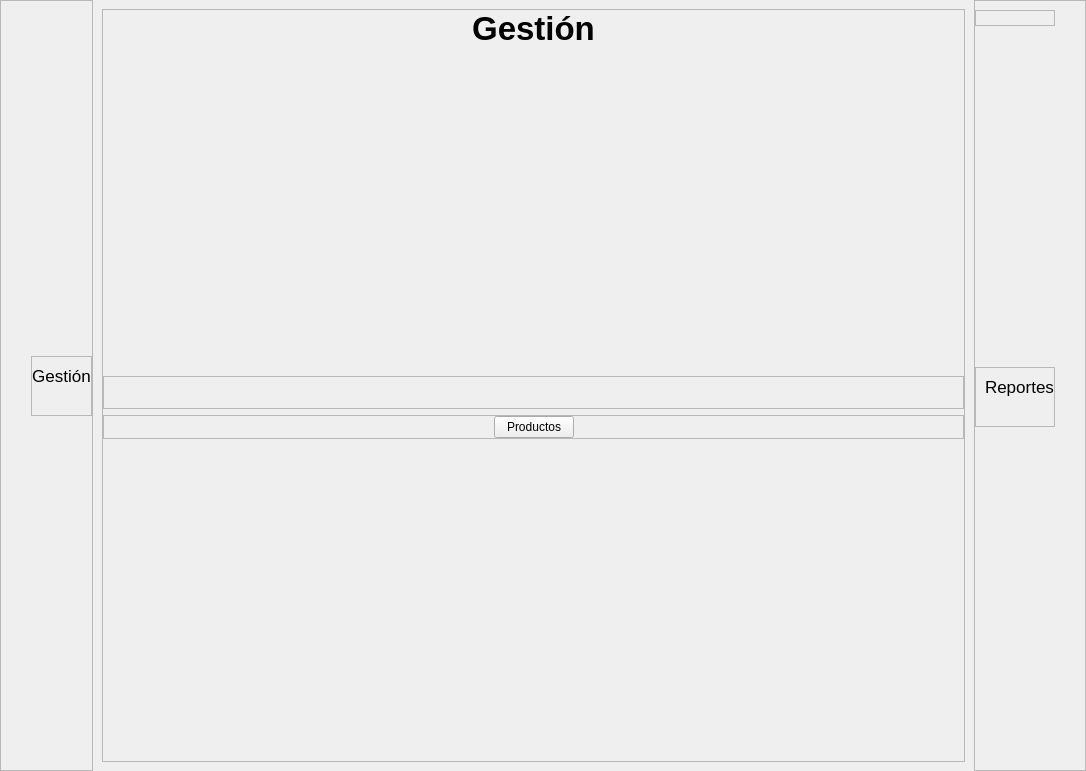
This is view/ui/main.ui in R0land013/blue-pos as Qt 5 draws it before an edit. The edited form follows.
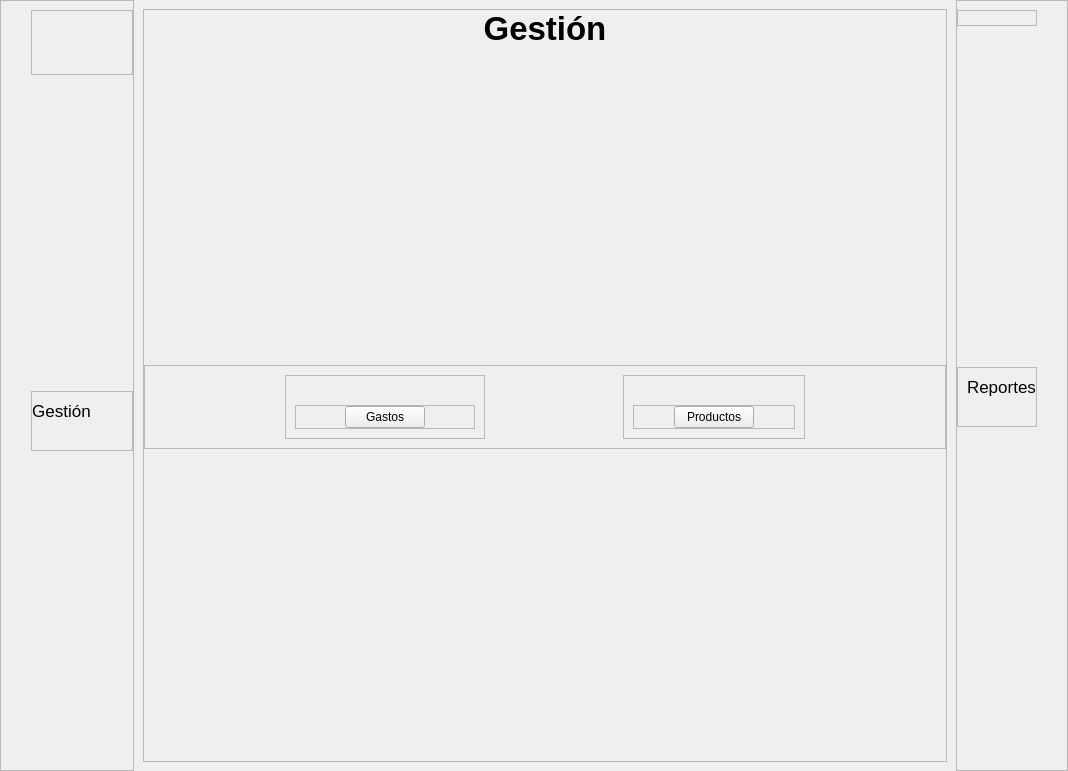
This is the edited form. Icons and pictures are not drawn.

Commit message:
Feat: Se puede acceder a la vista de gastos desde la vista principal
	Se creó el archivo ui que representa a la vista de gastos

What changed in the file:
```diff
--- a/view/ui/main.ui
+++ b/view/ui/main.ui
@@ -6,7 +6,7 @@
    <rect>
     <x>0</x>
     <y>0</y>
-    <width>1086</width>
+    <width>1068</width>
     <height>771</height>
    </rect>
   </property>
@@ -50,6 +50,29 @@
       <property name="rightMargin">
        <number>0</number>
       </property>
+      <item>
+       <widget class="QFrame" name="frame_18">
+        <property name="minimumSize">
+         <size>
+          <width>102</width>
+          <height>65</height>
+         </size>
+        </property>
+        <property name="maximumSize">
+         <size>
+          <width>102</width>
+          <height>65</height>
+         </size>
+        </property>
+        <property name="frameShape">
+         <enum>QFrame::StyledPanel</enum>
+        </property>
+        <property name="frameShadow">
+         <enum>QFrame::Raised</enum>
+        </property>
+        <layout class="QHBoxLayout" name="horizontalLayout_13"/>
+       </widget>
+      </item>
       <item>
        <spacer name="verticalSpacer_8">
         <property name="orientation">
@@ -230,31 +253,69 @@
            </spacer>
           </item>
           <item>
-           <widget class="QFrame" name="frame_5">
-            <property name="mouseTracking">
-             <bool>true</bool>
+           <widget class="QFrame" name="frame_14">
+            <property name="frameShape">
+             <enum>QFrame::StyledPanel</enum>
             </property>
+            <property name="frameShadow">
+             <enum>QFrame::Raised</enum>
+            </property>
+            <layout class="QHBoxLayout" name="horizontalLayout_11">
+             <item>
+              <spacer name="horizontalSpacer_5">
+               <property name="orientation">
+                <enum>Qt::Horizontal</enum>
+               </property>
+               <property name="sizeHint" stdset="0">
+                <size>
+                 <width>40</width>
+                 <height>20</height>
+                </size>
+               </property>
+              </spacer>
+             </item>
+             <item>
+              <widget class="QFrame" name="frame_15">
             <property name="frameShape">
              <enum>QFrame::StyledPanel</enum>
             </property>
             <property name="frameShadow">
              <enum>QFrame::Raised</enum>
             </property>
-            <layout class="QHBoxLayout" name="horizontalLayout_4">
-             <property name="leftMargin">
-              <number>0</number>
-             </property>
+               <layout class="QVBoxLayout" name="verticalLayout_8">
+                <item>
+                 <widget class="QLabel" name="label_7">
+                  <property name="sizePolicy">
+                   <sizepolicy hsizetype="Maximum" vsizetype="Maximum">
+                    <horstretch>0</horstretch>
+                    <verstretch>0</verstretch>
+                   </sizepolicy>
+                  </property>
+                  <property name="text">
+                   <string/>
+                  </property>
+                  <property name="pixmap">
+                   <pixmap>images/expense.png</pixmap>
+                  </property>
+                 </widget>
+                </item>
+                <item>
+                 <widget class="QFrame" name="frame_17">
+                  <property name="frameShape">
+                   <enum>QFrame::StyledPanel</enum>
+                  </property>
+                  <property name="frameShadow">
+                   <enum>QFrame::Raised</enum>
+                  </property>
+                  <layout class="QHBoxLayout" name="horizontalLayout_12">
              <property name="topMargin">
               <number>0</number>
              </property>
-             <property name="rightMargin">
-              <number>0</number>
-             </property>
              <property name="bottomMargin">
-              <number>11</number>
+                    <number>0</number>
              </property>
              <item>
-              <spacer name="horizontalSpacer">
+                    <spacer name="horizontalSpacer_6">
                <property name="orientation">
                 <enum>Qt::Horizontal</enum>
                </property>
@@ -266,6 +327,63 @@
                </property>
               </spacer>
              </item>
+                   <item>
+                    <widget class="QPushButton" name="expenses_button">
+                     <property name="sizePolicy">
+                      <sizepolicy hsizetype="Maximum" vsizetype="Maximum">
+                       <horstretch>0</horstretch>
+                       <verstretch>0</verstretch>
+                      </sizepolicy>
+                     </property>
+                     <property name="cursor">
+                      <cursorShape>PointingHandCursor</cursorShape>
+                     </property>
+                     <property name="text">
+                      <string>Gastos</string>
+                     </property>
+                    </widget>
+                   </item>
+                   <item>
+                    <spacer name="horizontalSpacer_7">
+                     <property name="orientation">
+                      <enum>Qt::Horizontal</enum>
+                     </property>
+                     <property name="sizeHint" stdset="0">
+                      <size>
+                       <width>40</width>
+                       <height>20</height>
+                      </size>
+                     </property>
+                    </spacer>
+                   </item>
+                  </layout>
+                 </widget>
+                </item>
+               </layout>
+              </widget>
+             </item>
+             <item>
+              <spacer name="horizontalSpacer_8">
+               <property name="orientation">
+                <enum>Qt::Horizontal</enum>
+               </property>
+               <property name="sizeHint" stdset="0">
+                <size>
+                 <width>40</width>
+                 <height>20</height>
+                </size>
+               </property>
+              </spacer>
+             </item>
+             <item>
+              <widget class="QFrame" name="frame_16">
+               <property name="frameShape">
+                <enum>QFrame::StyledPanel</enum>
+               </property>
+               <property name="frameShadow">
+                <enum>QFrame::Raised</enum>
+               </property>
+               <layout class="QVBoxLayout" name="verticalLayout_7">
              <item>
               <widget class="QLabel" name="label_3">
                <property name="sizePolicy">
@@ -286,22 +404,6 @@
               </widget>
              </item>
              <item>
-              <spacer name="horizontalSpacer_2">
-               <property name="orientation">
-                <enum>Qt::Horizontal</enum>
-               </property>
-               <property name="sizeHint" stdset="0">
-                <size>
-                 <width>40</width>
-                 <height>20</height>
-                </size>
-               </property>
-              </spacer>
-             </item>
-            </layout>
-           </widget>
-          </item>
-          <item>
            <widget class="QFrame" name="frame_4">
             <property name="mouseTracking">
              <bool>true</bool>
@@ -359,6 +461,25 @@
              </item>
              <item>
               <spacer name="horizontalSpacer_4">
+                     <property name="orientation">
+                      <enum>Qt::Horizontal</enum>
+                     </property>
+                     <property name="sizeHint" stdset="0">
+                      <size>
+                       <width>40</width>
+                       <height>20</height>
+                      </size>
+                     </property>
+                    </spacer>
+                   </item>
+                  </layout>
+                 </widget>
+                </item>
+               </layout>
+              </widget>
+             </item>
+             <item>
+              <spacer name="horizontalSpacer">
                <property name="orientation">
                 <enum>Qt::Horizontal</enum>
                </property>
```
Lines whose indentation alone changed are shown as unchanged. The commit also changes 6 other files.
